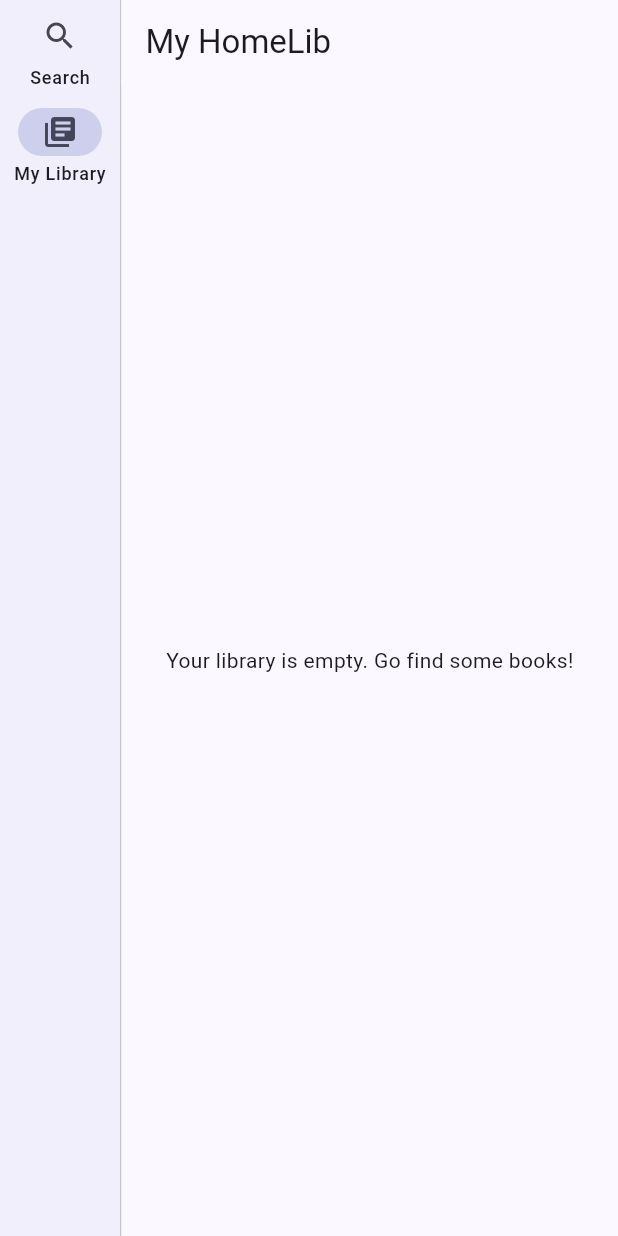
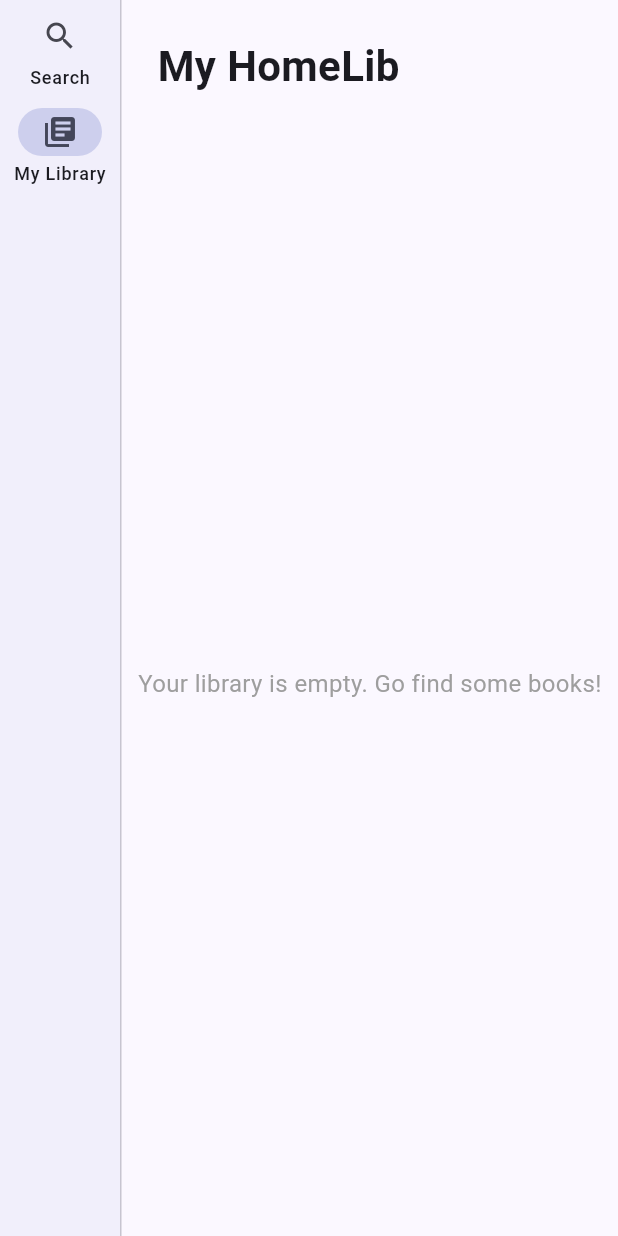
Before and after one commit to cgdalex/HomeLib, a Flutter app: the screen it shows after launch, after a tap on "My Library", on a phone screen of 412 x 824 dp. Run offline on Flutter 3.47's test engine with Material 3 defaults, Android fonts, the phone set to English and light mode, and no system bars; our stand-ins replace flutter_dotenv, shared_preferences.

Commit message:
Refactor LibraryScreen to enhance UI and add book removal functionality

```diff
--- a/lib/screens/library_screen.dart
+++ b/lib/screens/library_screen.dart
@@ -3,26 +3,69 @@ import 'package:provider/provider.dart';
 import '../providers/library_provider.dart';
 
 class LibraryScreen extends StatelessWidget {
+  const LibraryScreen({super.key});
+
   @override
   Widget build(BuildContext context) {
-    // Access the provider
     final library = Provider.of<LibraryProvider>(context);
 
-    return Scaffold(
-      appBar: AppBar(title: Text("My HomeLib")),
-      body: library.savedBooks.isEmpty
-          ? Center(child: Text("Your library is empty. Go find some books!"))
+    return Column(
+      crossAxisAlignment: CrossAxisAlignment.start,
+      children: [
+        const Padding(
+          padding: EdgeInsets.all(24.0),
+          child: Text(
+            "My HomeLib",
+            style: TextStyle(fontSize: 28, fontWeight: FontWeight.bold),
+          ),
+        ),
+        Expanded(
+          child: library.savedBooks.isEmpty
+              ? const Center(
+                  child: Text(
+                    "Your library is empty. Go find some books!",
+                    style: TextStyle(color: Colors.grey, fontSize: 16),
+                  ),
+                )
               : ListView.builder(
+                  padding: const EdgeInsets.symmetric(horizontal: 16),
                   itemCount: library.savedBooks.length,
                   itemBuilder: (context, index) {
                     final book = library.savedBooks[index];
-                return ListTile(
-                  leading: Image.network(book.thumbnailUrl),
+                    return Card(
+                      margin: const EdgeInsets.only(bottom: 12),
+                      child: ListTile(
+                        leading: book.thumbnailUrl.isNotEmpty
+                            ? Image.network(
+                                book.thumbnailUrl,
+                                width: 50,
+                                fit: BoxFit.cover,
+                                errorBuilder: (context, error, stackTrace) =>
+                                  const Icon(Icons.book),
+                              )
+                            : const Icon(Icons.book),
                         title: Text(book.title),
                         subtitle: Text(book.authors),
+                        trailing: IconButton(
+                          icon: const Icon(Icons.delete_outline, color: Colors.redAccent),
+                          onPressed: () async {
+                            // 1. Await the removal
+                            await library.removeBook(book);
+
+                            // 2. Check if the screen is still active before showing SnackBar
+                            if (context.mounted) {
+                              ScaffoldMessenger.of(context).showSnackBar(
+                                SnackBar(content: Text('Removed ${book.title}')),
+                              );
+                            }
+                          }, // This } and ) match the onPressed and IconButton
+                        ),
+                      ),
                     );
                   },
                 ),
+        ),
+      ],
     );
   }
 }
```
Also changed, not shown: lib/providers/library_provider.dart (+7 -0 lines). Lines whose indentation alone changed are shown as unchanged.
